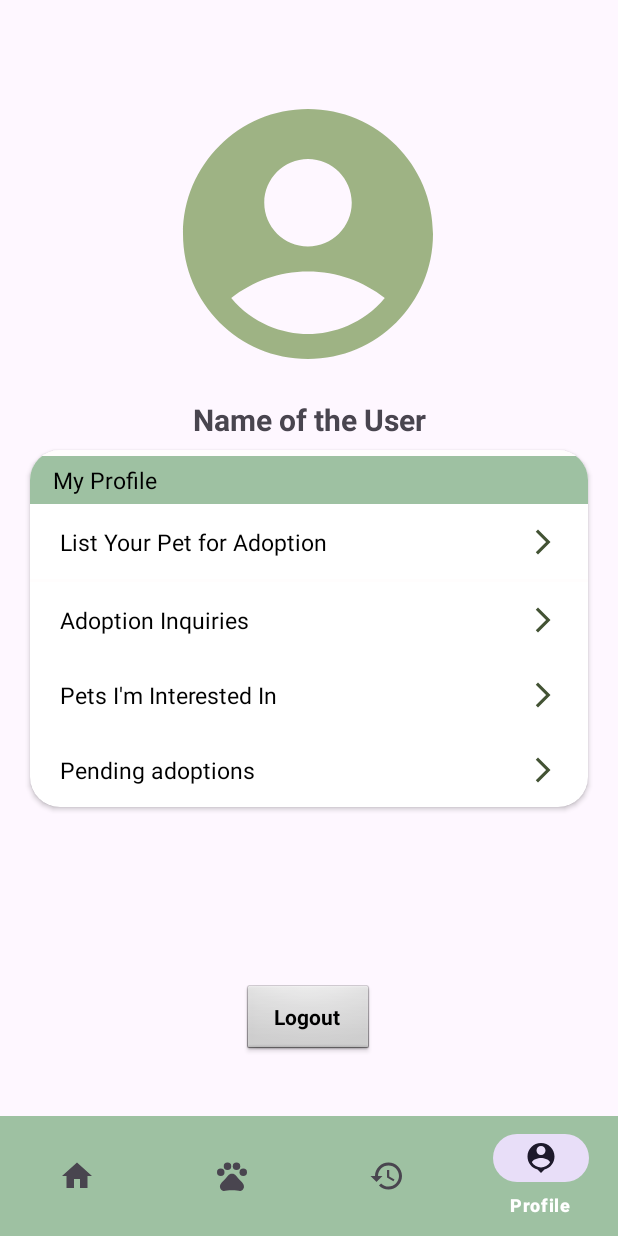
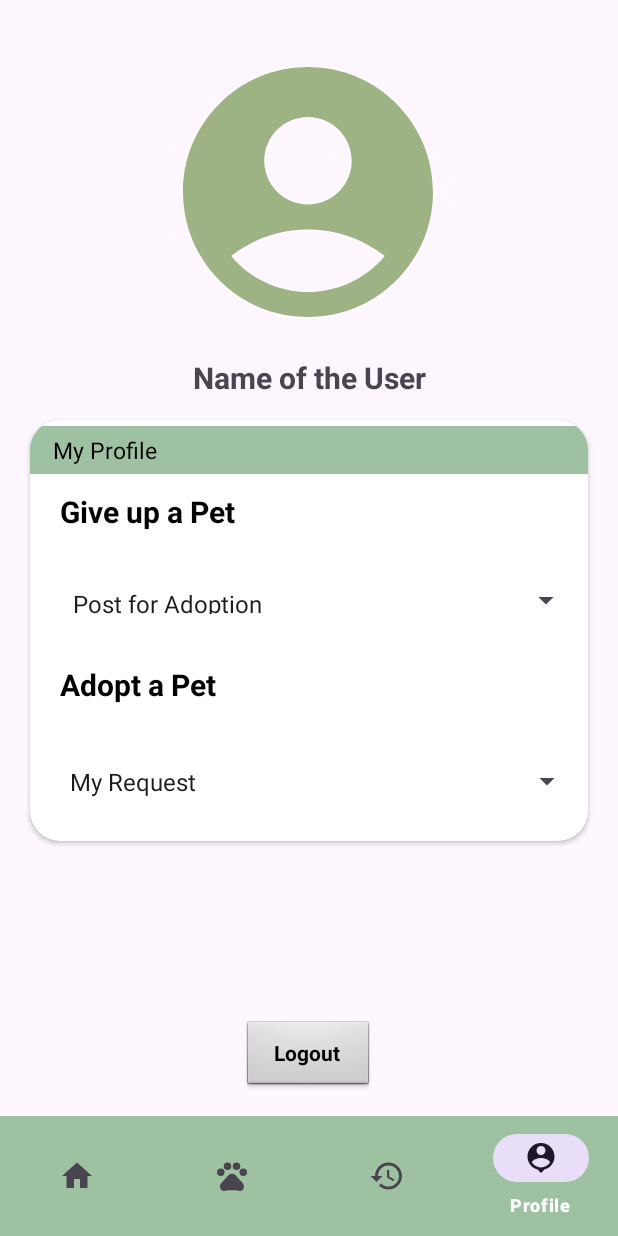
Before and after one commit to Paulvincent1/PawAndroid, an Android app: the ProfileActivity screen opened directly, with no data from a screen before it, on a phone screen of 412 x 824 dp. Run offline under Robolectric (Android 15) with nearby library versions, the light colour scheme and no system bars.

Commit message:
spinner/profile added

```diff
--- a/app/src/main/java/com/example/pawandroid/PetInfoActivity.kt
+++ b/app/src/main/java/com/example/pawandroid/PetInfoActivity.kt
@@ -63,7 +63,7 @@ class PetInfoActivity : AppCompatActivity() {
                        binding.tvSpecies.text = pet.species
                        binding.tvBreed.text = pet.breed
                        binding.tvDescription.text = pet.description
-                       val imageUrl = "http://192.168.0.13/${pet.img}"
+                       val imageUrl = "http://192.168.100.192/${pet.img}"
                        Glide.with(applicationContext)
                            .load(imageUrl)
                            .into(binding.imgPetInfo)
--- a/app/src/main/java/com/example/pawandroid/adapter/HomeAdapter.kt
+++ b/app/src/main/java/com/example/pawandroid/adapter/HomeAdapter.kt
@@ -25,7 +25,7 @@ class HomeAdapter(val petlist: MutableList<Pets>): RecyclerView.Adapter<HomeAdap
 
             // Bind other views here if needed
 
-            val imageUrl = "http://192.168.0.13/${currentItem.img}"
+            val imageUrl = "http://192.168.100.192/${currentItem.img}"
             tvPetName.text = currentItem.name
             Glide.with(holder.itemView.context) // Use holder.itemView.context
                 .load(imageUrl)
--- a/app/src/main/java/com/example/pawandroid/bottomNav/ProfileActivity.kt
+++ b/app/src/main/java/com/example/pawandroid/bottomNav/ProfileActivity.kt
@@ -18,18 +18,6 @@ class ProfileActivity : AppCompatActivity() {
         binding = ActivityProfileBinding.inflate(layoutInflater)
         setContentView(binding.root)
 
-        binding.posttoAdopt.setOnClickListener {
-            val intent = Intent(this, PostAdoptionActivity::class.java)
-            intent.putExtra("key", floatingadd)
-            startActivity(intent)
-
-        }
-        binding.tvPost.setOnClickListener {
-            val intent = Intent(this, PostAdoptionActivity::class.java)
-            intent.putExtra("key", floatingadd)
-            startActivity(intent)
-
-        }
 
         val bottomNavigation = findViewById<BottomNavigationView>(R.id.bottom_navigation)
 
--- a/app/src/main/java/com/example/pawandroid/builder/RetrofitBuilder.kt
+++ b/app/src/main/java/com/example/pawandroid/builder/RetrofitBuilder.kt
@@ -6,7 +6,7 @@ import retrofit2.Retrofit
 import retrofit2.converter.gson.GsonConverterFactory
 
 object RetrofitBuilder {
-    private const val BASE_URL = "http://192.168.0.13/api/"
+    private const val BASE_URL = "http://192.168.100.192/api/"
     private var authToken: String? = null // Variable to hold the authentication token
 
     // Function to set the authentication token
--- a/app/src/main/res/layout/activity_profile.xml
+++ b/app/src/main/res/layout/activity_profile.xml
@@ -16,18 +16,19 @@
         <androidx.constraintlayout.widget.ConstraintLayout
             android:layout_width="match_parent"
             android:layout_height="match_parent">
+
+
             <com.google.android.material.imageview.ShapeableImageView
                 android:id="@+id/imageView"
                 android:layout_width="200dp"
                 android:layout_height="200dp"
-                android:layout_marginTop="56dp"
+                android:layout_marginTop="28dp"
                 android:src="@drawable/ic_profile_users"
                 app:layout_constraintEnd_toEndOf="parent"
                 app:layout_constraintHorizontal_bias="0.497"
                 app:layout_constraintStart_toStartOf="parent"
                 app:layout_constraintTop_toTopOf="parent"
                 app:shapeAppearance="@style/circular" />
-
 
             <TextView
                 android:id="@+id/textView"
@@ -43,16 +44,16 @@
 
             <androidx.cardview.widget.CardView
                 android:id="@+id/ivProfile"
-                android:layout_marginTop="300dp"
                 android:layout_width="match_parent"
                 android:layout_height="wrap_content"
+                android:layout_marginStart="20dp"
+                android:layout_marginTop="280dp"
+                android:layout_marginEnd="20dp"
                 app:cardCornerRadius="20dp"
-                app:layout_constraintTop_toTopOf="parent"
                 app:layout_constraintEnd_toEndOf="parent"
                 app:layout_constraintHorizontal_bias="0.5"
                 app:layout_constraintStart_toStartOf="parent"
-                android:layout_marginEnd="20dp"
-                android:layout_marginStart="20dp">
+                app:layout_constraintTop_toTopOf="parent">
 
                 <LinearLayout
                     android:layout_width="match_parent"
@@ -80,12 +81,12 @@
                     <View
                         android:layout_width="match_parent"
                         android:layout_height="2dp"
-                        android:background="#FFFDFD"/>
+                        android:background="#FFFDFD" />
 
                     <View
                         android:layout_width="match_parent"
                         android:layout_height="2dp"
-                        android:background="#FFFDFD"/>
+                        android:background="#FFFDFD" />
 
                     <TextView
                         android:layout_width="match_parent"
@@ -111,62 +112,43 @@
                             android:layout_width="wrap_content"
                             android:layout_height="wrap_content"
                             android:layout_marginStart="20dp"
-                            android:text="List Your Pet for Adoption"
+                            android:text="Give up a Pet"
                             android:textColor="@color/black"
-                            android:textSize="15sp"
+                            android:textSize="20dp"
                             app:layout_constraintBottom_toBottomOf="parent"
+                            app:layout_constraintStart_toStartOf="parent"
                             app:layout_constraintTop_toTopOf="parent"
-                            app:layout_constraintStart_toStartOf="parent"
-                            app:layout_constraintVertical_bias="0.5" />
-
-                        <ImageView
-                            android:id="@+id/posttoAdopt"
-                            android:layout_width="20dp"
-                            android:layout_height="20dp"
-                            android:src="@drawable/ic_profile_arrow"
-                            android:layout_marginEnd="20dp"
-                            app:layout_constraintBottom_toBottomOf="parent"
-                            app:layout_constraintEnd_toEndOf="parent"
-                            app:layout_constraintTop_toTopOf="parent"
-                            app:layout_constraintVertical_bias="0.5"/>
+                            app:layout_constraintVertical_bias="0.5"
+                            android:textStyle="bold"/>
 
                     </androidx.constraintlayout.widget.ConstraintLayout>
 
                     <View
                         android:layout_width="match_parent"
                         android:layout_height="2dp"
-                        android:background="#FFFDFD"/>
+                        android:background="#FFFDFD" />
 
                     <androidx.constraintlayout.widget.ConstraintLayout
                         android:id="@+id/btnPendingTickets"
                         android:layout_width="match_parent"
-                        android:layout_height="50dp"
+                        android:layout_height="63dp"
                         android:paddingTop="8dp"
                         android:paddingBottom="8dp">
 
 
-                        <TextView
-                            android:layout_width="wrap_content"
-                            android:layout_height="wrap_content"
-                            android:layout_marginStart="20dp"
-                            android:text="Adoption Inquiries"
-                            android:textColor="@color/black"
-                            android:textSize="15sp"
-                            app:layout_constraintBottom_toBottomOf="parent"
-                            app:layout_constraintStart_toStartOf="parent"
-                            app:layout_constraintTop_toTopOf="parent"
-                            app:layout_constraintVertical_bias="0.5" />
-
-                        <ImageView
-                            android:layout_width="20dp"
-                            android:layout_height="20dp"
-                            android:layout_marginEnd="20dp"
-                            android:src="@drawable/ic_profile_arrow"
+                        <Spinner
+                            android:id="@+id/editText_giveUp"
+                            android:layout_width="363dp"
+                            android:layout_height="50dp"
+                            android:entries="@array/giveUp_pet"
+                            android:inputType="textPersonName"
+                            android:padding="16dp"
+                            android:spinnerMode="dialog"
+                            android:text="Gender"
                             app:layout_constraintBottom_toBottomOf="parent"
                             app:layout_constraintEnd_toEndOf="parent"
-                            app:layout_constraintTop_toTopOf="parent"
-                            app:layout_constraintVertical_bias="0.5" />
-
+                            app:layout_constraintStart_toStartOf="parent"
+                            app:layout_constraintTop_toTopOf="parent" />
                     </androidx.constraintlayout.widget.ConstraintLayout>
 
                     <androidx.constraintlayout.widget.ConstraintLayout
@@ -180,21 +162,12 @@
                             android:layout_width="wrap_content"
                             android:layout_height="wrap_content"
                             android:layout_marginStart="20dp"
-                            android:text="Pets I'm Interested In"
+                            android:text="Adopt a Pet"
                             android:textColor="@color/black"
-                            android:textSize="15sp"
+                            android:textSize="20dp"
+                            android:textStyle="bold"
                             app:layout_constraintBottom_toBottomOf="parent"
                             app:layout_constraintStart_toStartOf="parent"
-                            app:layout_constraintTop_toTopOf="parent"
-                            app:layout_constraintVertical_bias="0.5" />
-
-                        <ImageView
-                            android:layout_width="20dp"
-                            android:layout_height="20dp"
-                            android:layout_marginEnd="20dp"
-                            android:src="@drawable/ic_profile_arrow"
-                            app:layout_constraintBottom_toBottomOf="parent"
-                            app:layout_constraintEnd_toEndOf="parent"
                             app:layout_constraintTop_toTopOf="parent"
                             app:layout_constraintVertical_bias="0.5" />
 
@@ -203,32 +176,26 @@
                     <androidx.constraintlayout.widget.ConstraintLayout
 
                         android:layout_width="match_parent"
-                        android:layout_height="50dp"
+                        android:layout_height="79dp"
                         android:paddingTop="8dp"
                         android:paddingBottom="8dp">
 
 
-                        <TextView
-                            android:layout_width="wrap_content"
-                            android:layout_height="wrap_content"
-                            android:layout_marginStart="20dp"
-                            android:text="Pending adoptions"
-                            android:textColor="@color/black"
-                            android:textSize="15sp"
+                        <Spinner
+                            android:id="@+id/editText_AdoptR"
+                            android:layout_width="366dp"
+                            android:layout_height="58dp"
+                            android:entries="@array/AdoptPet"
+                            android:inputType="textPersonName"
+                            android:padding="16dp"
+                            android:spinnerMode="dialog"
+                            android:text="Gender"
                             app:layout_constraintBottom_toBottomOf="parent"
+                            app:layout_constraintEnd_toEndOf="parent"
+                            app:layout_constraintHorizontal_bias="0.4"
                             app:layout_constraintStart_toStartOf="parent"
                             app:layout_constraintTop_toTopOf="parent"
-                            app:layout_constraintVertical_bias="0.5" />
-
-                        <ImageView
-                            android:layout_width="20dp"
-                            android:layout_height="20dp"
-                            android:layout_marginEnd="20dp"
-                            android:src="@drawable/ic_profile_arrow"
-                            app:layout_constraintBottom_toBottomOf="parent"
-                            app:layout_constraintEnd_toEndOf="parent"
-                            app:layout_constraintTop_toTopOf="parent"
-                            app:layout_constraintVertical_bias="0.5" />
+                            app:layout_constraintVertical_bias="0.476" />
 
                     </androidx.constraintlayout.widget.ConstraintLayout>
 
@@ -242,7 +209,7 @@
                 style="@android:style/Widget.Button"
                 android:layout_width="wrap_content"
                 android:layout_height="wrap_content"
-                android:layout_marginBottom="40dp"
+                android:layout_marginBottom="16dp"
                 android:text="Logout"
                 android:textStyle="bold"
                 app:layout_constraintBottom_toBottomOf="parent"
--- a/app/src/main/res/values/strings.xml
+++ b/app/src/main/res/values/strings.xml
@@ -103,6 +103,19 @@
         <item>Female</item>
     </string-array>
 
+    <!--gender-->
+    <string-array name="giveUp_pet">
+        <item>Post for Adoption</item>
+        <item>Incoming Request</item>
+        <item>Your Accepted Request</item>
+    </string-array>
+
+    <!--gender-->
+    <string-array name="AdoptPet">
+        <item>My Request</item>
+        <item>Adoption Status</item>
+    </string-array>
+
 
 
 </resources>
```
